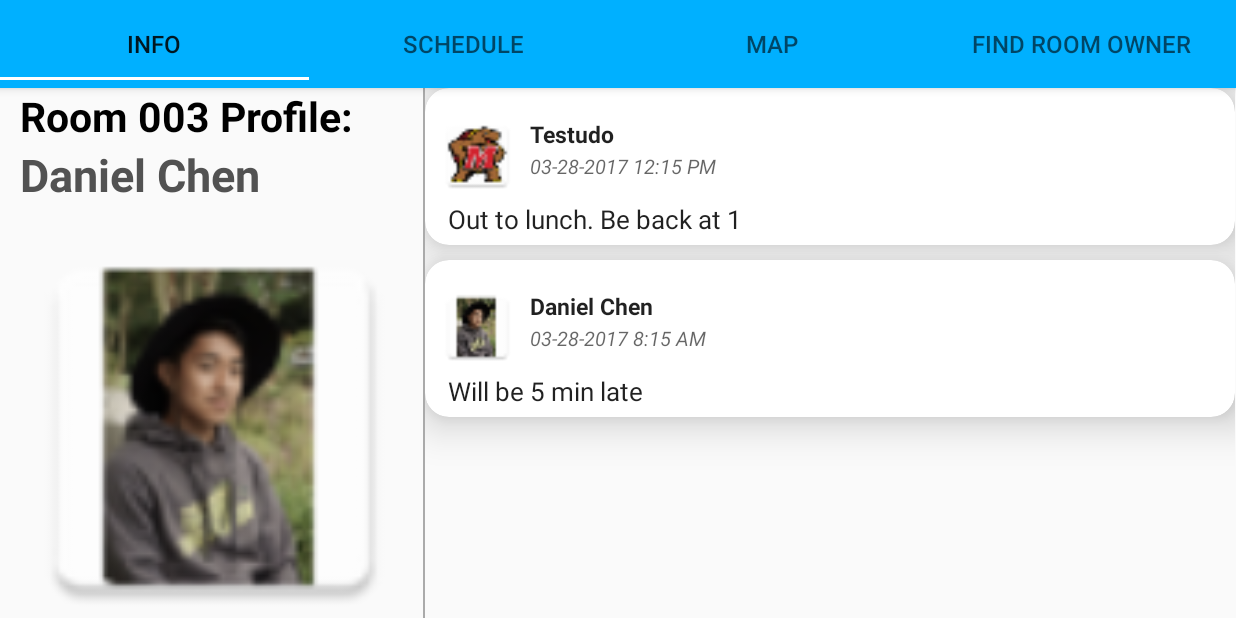
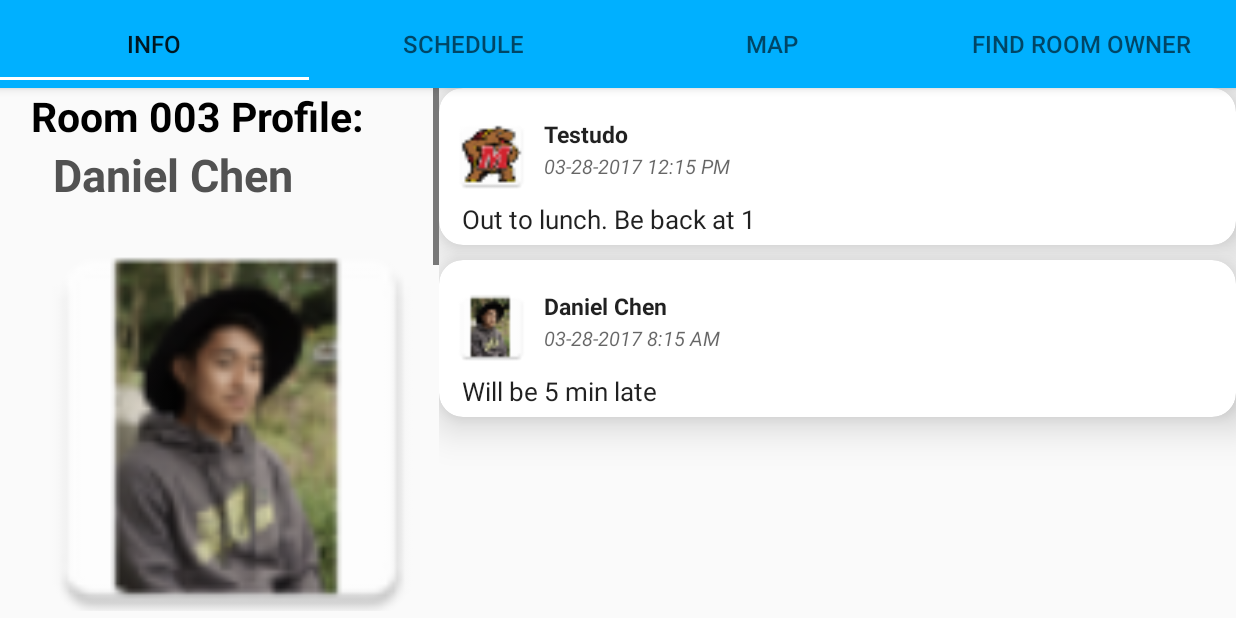
Before and after one commit to patelch/DoorboardTablet, an Android app: the screen it shows after launch (MainActivity), on a phone screen of 824 x 412 dp (held sideways). Run offline under Robolectric (Android 15) with nearby library versions, the phone set to English and light mode, and no system bars; libraries missing offline, so code that uses them is left out: com.prolificinteractive.materialcalendarview; 4 statements that could not run were skipped.

Commit message:
minor cosmetic

```diff
--- a/app/src/main/res/layout/fragment_info.xml
+++ b/app/src/main/res/layout/fragment_info.xml
@@ -3,7 +3,8 @@
     android:layout_width="match_parent"
     android:layout_height="match_parent"
     tools:context="com.doorboard3.doorboardtablet.InfoFragment"
-    android:baselineAligned="false">
+    android:baselineAligned="false"
+    >
 
     <!--<TextView-->
     <!--android:id="@+id/name"-->
@@ -16,92 +17,92 @@
 
 
     <ScrollView xmlns:android="http://schemas.android.com/apk/res/android"
-        android:layout_width="275dp"
+        android:layout_width="wrap_content"
         android:layout_height="match_parent"
-        android:layout_weight="1.28"
-        android:fillViewport="true">
+        android:fadeScrollbars="false"
+        android:fillViewport="true"
+        android:layout_weight="0.76">
 
         <LinearLayout xmlns:android="http://schemas.android.com/apk/res/android"
             xmlns:tools="http://schemas.android.com/tools"
-            android:layout_width="275dp"
+            android:layout_width="290dp"
             android:layout_height="match_parent"
-            android:orientation="vertical"
-            android:baselineAligned="false">
+            android:baselineAligned="false"
+            android:gravity="center"
+            android:orientation="vertical">
 
             <TextView
                 android:layout_width="275dp"
                 android:layout_height="wrap_content"
                 android:text="\tRoom 003 Profile:"
                 android:textColor="#000000"
-                android:textStyle="bold"
-                android:textSize="27dp" />
+                android:textSize="27dp"
+                android:textStyle="bold" />
+
             <TextView
-                android:layout_width="275dp"
+                android:layout_width="246dp"
                 android:layout_height="69dp"
                 android:text="\tDaniel Chen"
                 android:textColor="#525252"
-                android:textStyle="bold"
-                android:textSize="30dp" />
+                android:textSize="30dp"
+                android:textStyle="bold" />
 
             <ImageView
+                android:id="@+id/imageView"
                 android:layout_width="match_parent"
                 android:layout_height="242dp"
                 android:layout_marginLeft="10dp"
                 android:gravity="center"
                 android:scaleType="centerCrop"
                 android:src="@drawable/ic_profile_1" />
+
             <TextView
-                android:layout_width="275dp"
+                android:layout_width="246dp"
                 android:layout_height="wrap_content"
                 android:text="\tEmail: \n\t cmsc434@umd.edu\n\tPhone: \n\t 111-222-3333"
-                android:textSize="20dp"
                 android:textColor="#525252"
-                />
+                android:textSize="20dp" />
 
             <TextView
-                android:layout_width="275dp"
+                android:layout_width="246dp"
                 android:layout_height="wrap_content"
-                android:layout_weight="1.28"
                 android:text="\tInfo: \n\t Here is my info! "
-                android:textSize="20dp"
                 android:textColor="#525252"
-                />
+                android:textSize="20dp" />
+
             <TextView
-                android:layout_width="275dp"
+                android:layout_width="246dp"
                 android:layout_height="wrap_content"
                 android:text="\n\tTestudo"
                 android:textColor="#525252"
-                android:textStyle="bold"
-                android:textSize="30dp" />
+                android:textSize="30dp"
+                android:textStyle="bold" />
 
             <ImageView
-                android:layout_width="match_parent"
+                android:layout_width="246dp"
                 android:layout_height="242dp"
                 android:layout_marginLeft="10dp"
                 android:gravity="center"
                 android:scaleType="centerCrop"
                 android:src="@drawable/ic_profile_2" />
+
             <TextView
-                android:layout_width="275dp"
+                android:layout_width="246dp"
                 android:layout_height="wrap_content"
                 android:text="\tWebsite: \n\t testudo.umd.edu\n\tEmail: \n\t testudo@umd.edu"
-                android:textSize="20dp"
                 android:textColor="#525252"
-                />
+                android:textSize="20dp" />
+
             <TextView
-                android:layout_width="275dp"
+                android:layout_width="246dp"
                 android:layout_height="wrap_content"
                 android:layout_weight="1.28"
                 android:text="\tInfo: \n\t I am University of Maryland's \n\t mascot! \n\n"
-                android:textSize="20dp"
                 android:textColor="#525252"
-                />
+                android:textSize="20dp" />
         </LinearLayout>
     </ScrollView>
-    <View
-        android:layout_width="1dp"
-        android:layout_height="match_parent"
-        android:background="@android:color/darker_gray" />
+
 
     <android.support.v7.widget.RecyclerView xmlns:android="http://schemas.android.com/apk/res/android"
         android:id="@+id/message_list"
```
